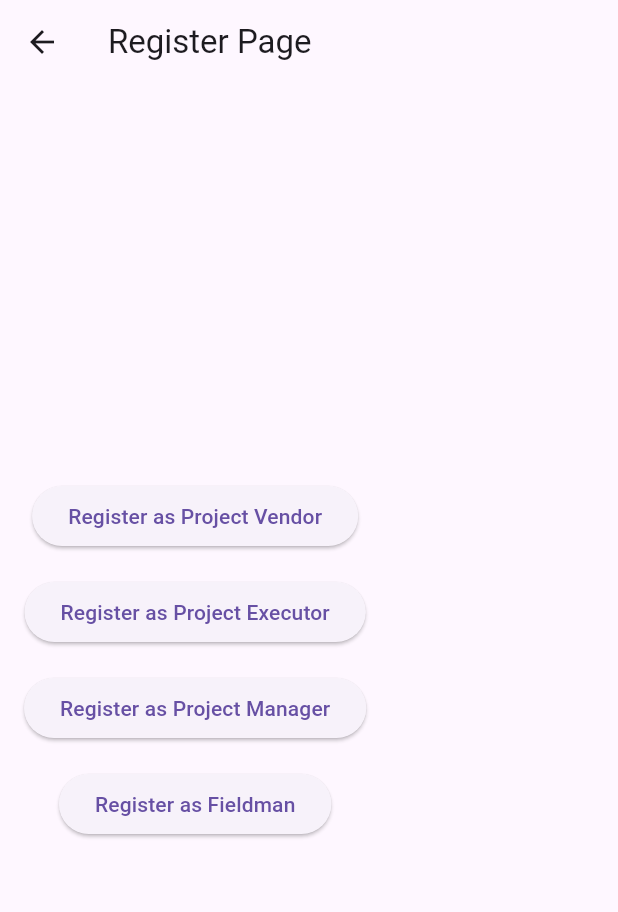
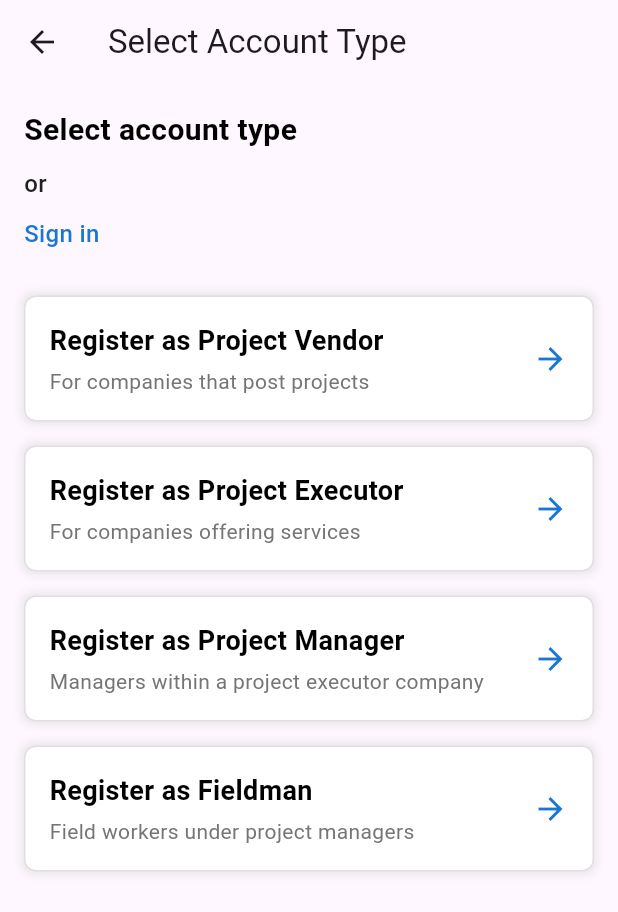
Before and after one commit to NgenoMark/IndraMapVendor, a Flutter app: the RegisterPage screen opened directly, on a phone screen of 412 x 824 dp. Shown: the top 912 px of the screen. Run offline on Flutter 3.47's test engine with Material 3 defaults, Android fonts, the phone set to English and light mode, and no system bars.

Commit message:
Modified the layout

```diff
--- a/frontend/lib/pages/register_page.dart
+++ b/frontend/lib/pages/register_page.dart
@@ -1,5 +1,5 @@
 import 'package:flutter/material.dart';
-import 'project_vendor_register_page.dart';  // Import the registration pages for each user type
+import 'project_vendor_register_page.dart';  // Import registration pages for each user type
 import 'project_executor_register_page.dart';
 import 'project_manager_register_page.dart';
 import 'fieldman_register_page.dart';
@@ -8,50 +8,160 @@ class RegisterPage extends StatelessWidget {
   @override
   Widget build(BuildContext context) {
     return Scaffold(
-      appBar: AppBar(title: Text('Register Page')),
+      appBar: AppBar(title: Text('Select Account Type')),
       body: Padding(
         padding: const EdgeInsets.all(16.0),
         child: Column(
-          mainAxisAlignment: MainAxisAlignment.center,
+          crossAxisAlignment: CrossAxisAlignment.start,
           children: <Widget>[
-            ElevatedButton(
-              onPressed: () {
+            Text(
+              'Select account type',
+              style: TextStyle(
+                fontSize: 20,
+                fontWeight: FontWeight.bold,
+                color: Colors.black,
+              ),
+            ),
+            SizedBox(height: 10),
+            Text(
+              'or',
+              style: TextStyle(
+                fontSize: 16,
+                color: Colors.grey[900],
+                fontWeight: FontWeight.w500,
+              ),
+            ),
+            SizedBox(height: 10),
+            GestureDetector(
+              onTap: () {
+                Navigator.pushNamed(context, '/login'); // Navigate to login page
+              },
+              child: Text(
+                'Sign in',
+                style: TextStyle(
+                  fontSize: 16,
+                  color: Colors.blue[700],
+                  fontWeight: FontWeight.w500,
+                ),
+              ),
+            ),
+            SizedBox(height: 30),
+            // Buttons for each user type
+            Column(
+              children: <Widget>[
+                // Project Vendor button
+                _buildRegisterButton(
+                  context,
+                  'Register as Project Vendor',
+                  'For companies that post projects',
+                  () {
                     Navigator.push(
                       context,
                       MaterialPageRoute(builder: (context) => ProjectVendorRegisterPage()),
                     );
                   },
-              child: Text('Register as Project Vendor'),
                 ),
                 SizedBox(height: 16),
-            ElevatedButton(
-              onPressed: () {
+                // Project Executor button
+                _buildRegisterButton(
+                  context,
+                  'Register as Project Executor',
+                  'For companies offering services',
+                  () {
                     Navigator.push(
                       context,
                       MaterialPageRoute(builder: (context) => ProjectExecutorRegisterPage()),
                     );
                   },
-              child: Text('Register as Project Executor'),
                 ),
                 SizedBox(height: 16),
-            ElevatedButton(
-              onPressed: () {
+                // Project Manager button
+                _buildRegisterButton(
+                  context,
+                  'Register as Project Manager',
+                  'Managers within a project executor company',
+                  () {
                     Navigator.push(
                       context,
                       MaterialPageRoute(builder: (context) => ProjectManagerRegisterPage()),
                     );
                   },
-              child: Text('Register as Project Manager'),
                 ),
                 SizedBox(height: 16),
-            ElevatedButton(
-              onPressed: () {
+                // Fieldman button
+                _buildRegisterButton(
+                  context,
+                  'Register as Fieldman',
+                  'Field workers under project managers',
+                  () {
                     Navigator.push(
                       context,
                       MaterialPageRoute(builder: (context) => FieldmanRegisterPage()),
                     );
                   },
-              child: Text('Register as Fieldman'),
+                ),
+              ],
+            ),
+          ],
+        ),
+      ),
+    );
+  }
+
+  // Reusable method to build each registration button
+  Widget _buildRegisterButton(
+    BuildContext context,
+    String title,
+    String subtitle,
+    VoidCallback onPressed,
+  ) {
+    return GestureDetector(
+      onTap: onPressed,
+      child: Container(
+        padding: EdgeInsets.all(16.0),
+        decoration: BoxDecoration(
+          color: Colors.white,
+          borderRadius: BorderRadius.circular(8),
+          boxShadow: [
+            BoxShadow(
+              color: Colors.grey.withOpacity(0.2),
+              blurRadius: 4,
+              spreadRadius: 2,
+            ),
+          ],
+          border: Border.all(
+            color: Colors.grey[300]!,
+            width: 1,
+          ),
+        ),
+        child: Row(
+          children: <Widget>[
+            Expanded(
+              child: Column(
+                crossAxisAlignment: CrossAxisAlignment.start,
+                children: <Widget>[
+                  Text(
+                    title,
+                    style: TextStyle(
+                      fontSize: 18,
+                      fontWeight: FontWeight.bold,
+                      color: Colors.black,
+                    ),
+                  ),
+                  SizedBox(height: 4),
+                  Text(
+                    subtitle,
+                    style: TextStyle(
+                      fontSize: 14,
+                      color: Colors.grey[600],
+                    ),
+                  ),
+                ],
+              ),
+            ),
+            Icon(
+              Icons.arrow_forward,
+              color: Colors.blue[700],
             ),
           ],
         ),
```
Lines whose indentation alone changed are shown as unchanged.
